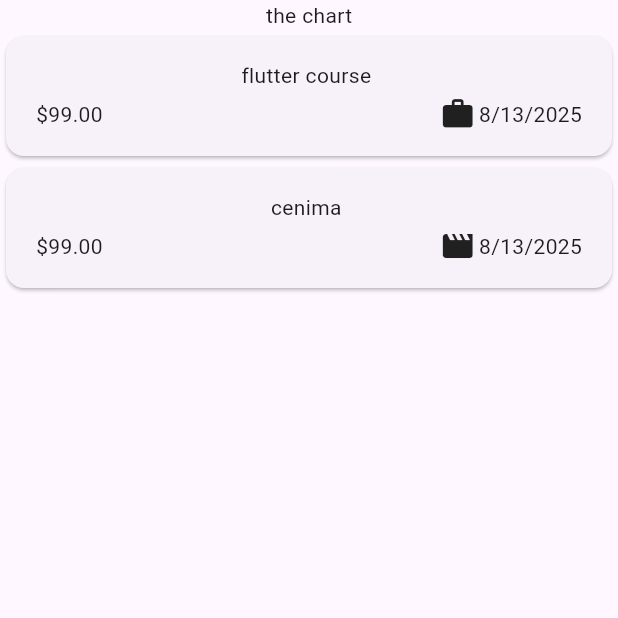
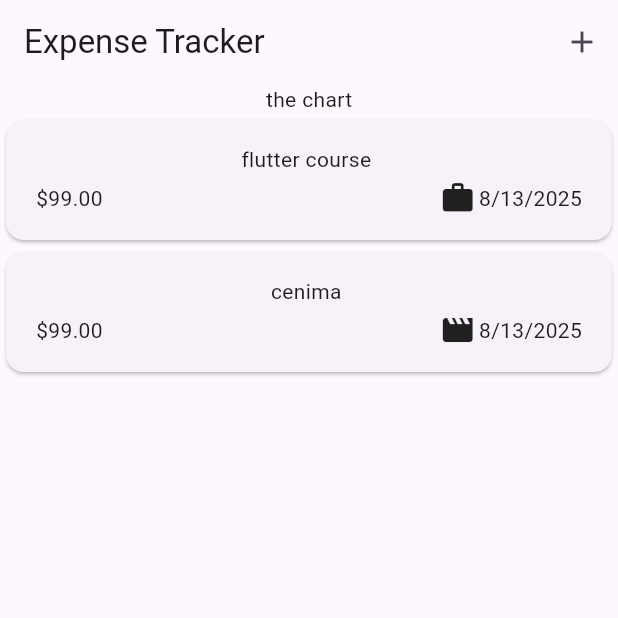
Before and after one commit to Hassaan29632/Expnese-Tracker, a Flutter app: the screen it shows after launch, on a phone screen of 412 x 824 dp, the top half of it. Run offline on Flutter 3.47's test engine with Material 3 defaults, Android fonts, the phone set to English and light mode, and no system bars.

Commit message:
adding showmodelbottomsheet in plus button on app bar

```diff
--- a/lib/main.dart
+++ b/lib/main.dart
@@ -3,6 +3,7 @@ import 'package:expense_tracker/widgets/expenses.dart';
 
 void main() {
   runApp(MaterialApp(
+    theme: ThemeData(useMaterial3: true),
       home: Expenses()
   ),
   );
--- a/lib/widgets/expenses.dart
+++ b/lib/widgets/expenses.dart
@@ -17,23 +17,35 @@ class _ExpensesState extends State<Expenses> {
       date: DateTime.now(),
       title: "flutter course ",
       amount: 99,
-        category: Category.work ),
+      category: Category.work,
+    ),
 
     Expense(
       date: DateTime.now(),
       title: "cenima ",
       amount: 99,
-        category: Category.leisure )
+      category: Category.leisure,
+    ),
   ];
 
+  void _openAddExpenseOvelay() {
+    showModalBottomSheet(
+        context: context, builder: (ctx) =>  Text("enter data here"),);
+  }
 
   @override
   Widget build(BuildContext context) {
     return Scaffold(
+      appBar: AppBar(
+        title: Text("Expense Tracker"),
+        actions: [
+          IconButton(onPressed: _openAddExpenseOvelay, icon: Icon(Icons.add)),
+        ],
+      ),
       body: Column(
         children: [
           Text("the chart"),
-          Expanded(child: ExpensesList(expenses: _registeredExpenses,))
+          Expanded(child: ExpensesList(expenses: _registeredExpenses)),
         ],
       ),
     );
```
Lines whose indentation alone changed are shown as unchanged.
